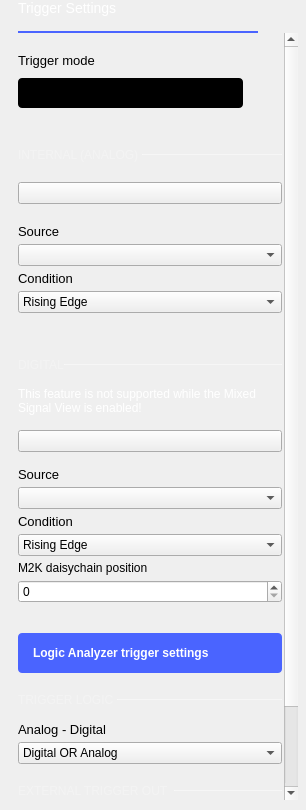
This is ui/trigger_settings.ui in analogdevicesinc/scopy as Qt 5 draws it before an edit. The edited form follows.
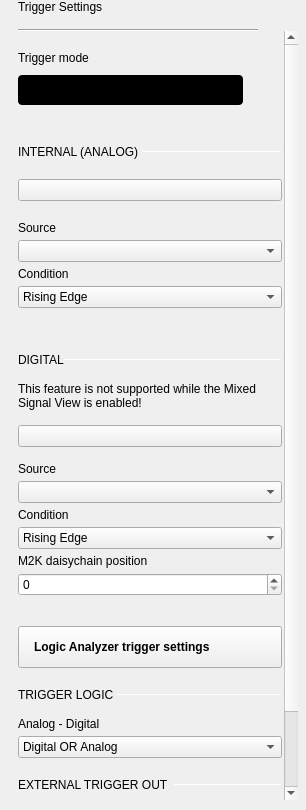
This is the edited form. Custom widgets are drawn as their Qt base class.

The edit to the form file:
```diff
--- a/ui/trigger_settings.ui
+++ b/ui/trigger_settings.ui
@@ -49,12 +49,6 @@
    </property>
    <item>
     <widget class="QLabel" name="label_title">
-     <property name="styleSheet">
-      <string notr="true">color: white;
-        font-size: 14px;
-        font-weight: normal;
-</string>
-     </property>
      <property name="text">
       <string>Trigger Settings</string>
      </property>
@@ -90,9 +84,6 @@
        <height>2</height>
       </size>
      </property>
-     <property name="styleSheet">
-      <string notr="true">border: 2px solid rgb(74, 100, 255);</string>
-     </property>
      <property name="orientation">
       <enum>Qt::Horizontal</enum>
      </property>
@@ -113,9 +104,9 @@
       <property name="geometry">
        <rect>
         <x>0</x>
-        <y>0</y>
+        <y>-18</y>
         <width>266</width>
-        <height>929</height>
+        <height>958</height>
        </rect>
       </property>
       <layout class="QVBoxLayout" name="verticalLayout_4">
@@ -147,9 +138,6 @@
          </property>
          <item>
           <widget class="QLabel" name="label">
-           <property name="styleSheet">
-            <string notr="true">font-size: 13px;</string>
-           </property>
            <property name="text">
             <string>Trigger mode</string>
            </property>
@@ -294,10 +282,7 @@
               </sizepolicy>
              </property>
              <property name="styleSheet">
-              <string notr="true">QLabel {
-                font-size: 12px;
-                color: rgba(255, 255, 255, 70);
-        }</string>
+              <string notr="true"/>
              </property>
              <property name="text">
               <string>INTERNAL (ANALOG) </string>
@@ -319,7 +304,7 @@
               </size>
              </property>
              <property name="styleSheet">
-              <string notr="true">border: 1px solid rgba(255, 255, 255, 70);</string>
+              <string notr="true"/>
              </property>
              <property name="orientation">
               <enum>Qt::Horizontal</enum>
@@ -380,9 +365,6 @@
                     <verstretch>0</verstretch>
                    </sizepolicy>
                   </property>
-                  <property name="styleSheet">
-                   <string notr="true">font-size: 13px;</string>
-                  </property>
                   <property name="text">
                    <string>Source</string>
                   </property>
@@ -411,9 +393,6 @@
                   <verstretch>0</verstretch>
                  </sizepolicy>
                 </property>
-                <property name="styleSheet">
-                 <string notr="true">font-size: 13px;</string>
-                </property>
                 <property name="text">
                  <string>Condition</string>
                 </property>
@@ -512,12 +491,6 @@
                <verstretch>0</verstretch>
               </sizepolicy>
              </property>
-             <property name="styleSheet">
-              <string notr="true">QLabel {
-                font-size: 12px;
-                color: rgba(255, 255, 255, 70);
-        }</string>
-             </property>
              <property name="text">
               <string>DIGITAL</string>
              </property>
@@ -537,9 +510,6 @@
                <height>1</height>
               </size>
              </property>
-             <property name="styleSheet">
-              <string notr="true">border: 1px solid rgba(255, 255, 255, 70);</string>
-             </property>
              <property name="orientation">
               <enum>Qt::Horizontal</enum>
              </property>
@@ -549,9 +519,6 @@
          </item>
          <item>
           <widget class="QLabel" name="mixedSignalLbl">
-           <property name="styleSheet">
-            <string notr="true">color: white;</string>
-           </property>
            <property name="text">
             <string>This feature is not supported while the Mixed Signal View is enabled!</string>
            </property>
@@ -590,9 +557,6 @@
             </property>
             <item>
              <widget class="QLabel" name="label_6">
-              <property name="styleSheet">
-               <string notr="true">font-size: 13px;</string>
-              </property>
               <property name="text">
                <string>Source</string>
               </property>
@@ -609,9 +573,6 @@
                 <verstretch>0</verstretch>
                </sizepolicy>
               </property>
-              <property name="styleSheet">
-               <string notr="true">font-size: 13px;</string>
-              </property>
               <property name="text">
                <string>Condition</string>
               </property>
@@ -673,28 +634,15 @@
        <item>
         <widget class="QPushButton" name="btnLogicAnalyzerTriggers">
          <property name="styleSheet">
-          <string notr="true">
-QPushButton {
+          <string notr="true">QPushButton {
 
-height: 40px;
+  height: 40px;
 
   text-align: left;
   font-weight: bold;
   padding-left: 15px;
   padding-right: 15px;
-  border-radius: 4px;
 
-  background-color: #4a64ff;
-  color: #ffffff;
-
-}
-
-QPushButton:pressed {
-  background-color: #2a44df;
-}
-
-QPushButton:hover {
-	background-color: #4a34ff;
 }</string>
          </property>
          <property name="text">
@@ -748,12 +696,6 @@
                 <verstretch>0</verstretch>
                </sizepolicy>
               </property>
-              <property name="styleSheet">
-               <string notr="true">QLabel {
-                font-size: 12px;
-                color: rgba(255, 255, 255, 70);
-        }</string>
-              </property>
               <property name="text">
                <string>TRIGGER LOGIC </string>
               </property>
@@ -773,9 +715,6 @@
                 <height>1</height>
                </size>
               </property>
-              <property name="styleSheet">
-               <string notr="true">border: 1px solid rgba(255, 255, 255, 70);</string>
-              </property>
               <property name="orientation">
                <enum>Qt::Horizontal</enum>
               </property>
@@ -799,9 +738,6 @@
                 <verstretch>0</verstretch>
                </sizepolicy>
               </property>
-              <property name="styleSheet">
-               <string notr="true">font-size: 13px;</string>
-              </property>
               <property name="text">
                <string>Analog - Digital</string>
               </property>
@@ -870,12 +806,6 @@
            </property>
            <item>
             <widget class="QLabel" name="label_5">
-             <property name="styleSheet">
-              <string notr="true">QLabel {
-                font-size: 12px;
-                color: rgba(255, 255, 255, 70);
-        }</string>
-             </property>
              <property name="text">
               <string>EXTERNAL TRIGGER OUT</string>
              </property>
@@ -895,9 +825,6 @@
                <height>1</height>
               </size>
              </property>
-             <property name="styleSheet">
-              <string notr="true">border: 1px solid rgba(255, 255, 255, 70);</string>
-             </property>
              <property name="frameShadow">
               <enum>QFrame::Sunken</enum>
              </property>
```
Left out of the diff: 36 changed lines with no effect on the pictures.
